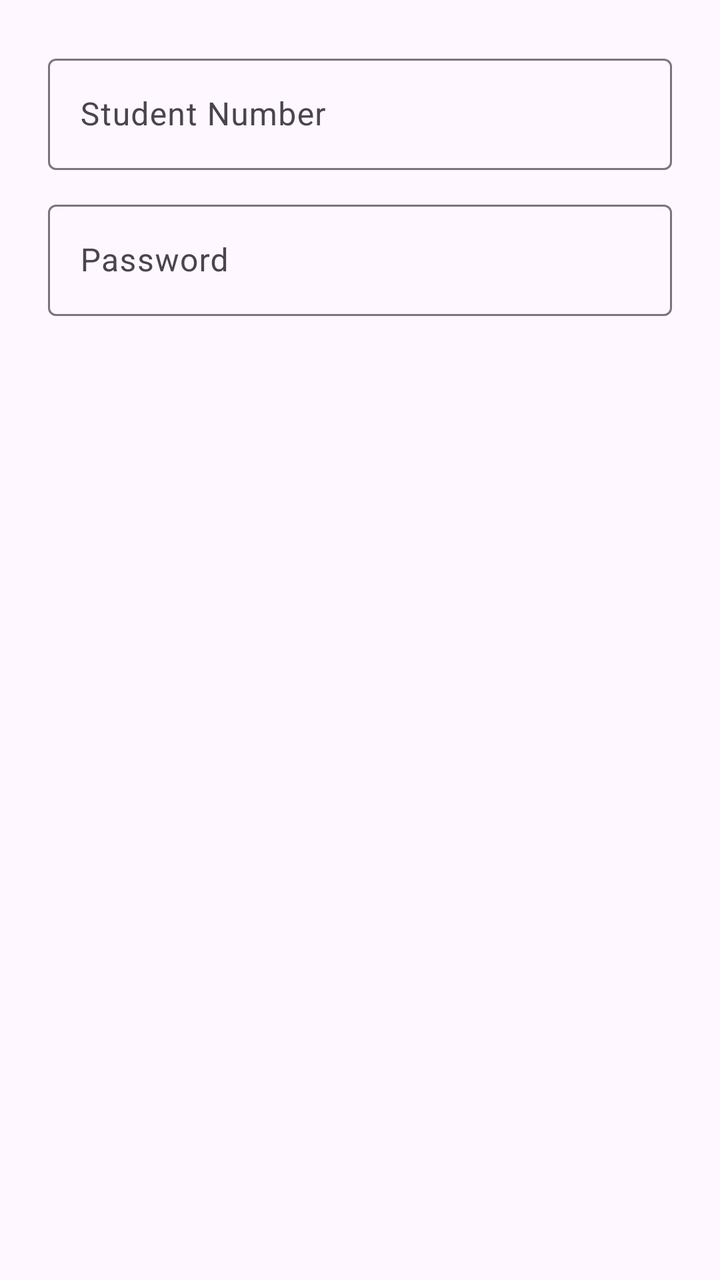
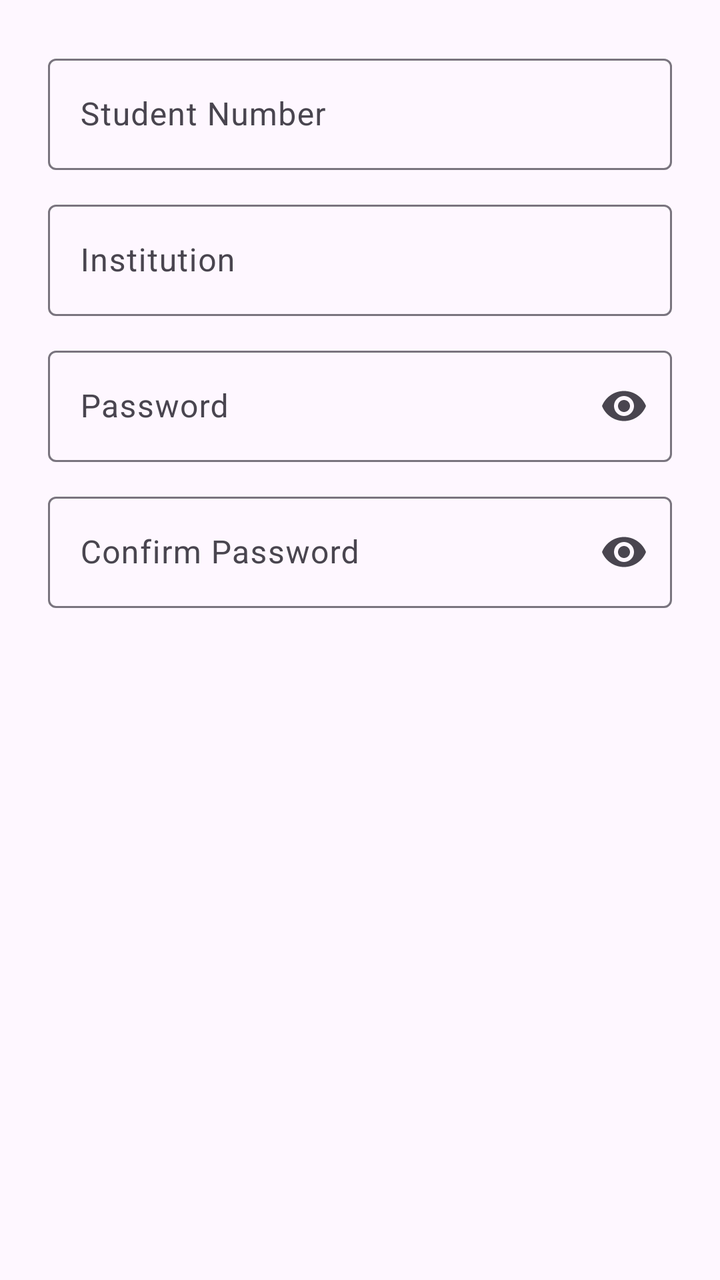

The first picture is an Android layout as it rendered before a commit; the second is the same layout after the commit. The layout source and the unified diff follow.
<!-- AndroidManifest.xml: application theme Theme.CodeBridge -->
<!-- res/layout/dialog_register_student.xml -->
<?xml version="1.0" encoding="utf-8"?>
<LinearLayout xmlns:android="http://schemas.android.com/apk/res/android"
    android:layout_width="match_parent"
    android:layout_height="wrap_content"
    android:orientation="vertical"
    android:padding="24dp">

    <com.google.android.material.textfield.TextInputLayout
        android:layout_width="match_parent"
        android:layout_height="wrap_content"
        android:layout_marginBottom="12dp"
        android:hint="Student Number">
        <com.google.android.material.textfield.TextInputEditText
            android:id="@+id/etRegStudentNumber"
            android:layout_width="match_parent"
            android:layout_height="wrap_content"
            android:inputType="text" />
    </com.google.android.material.textfield.TextInputLayout>

    <com.google.android.material.textfield.TextInputLayout
        android:layout_width="match_parent"
        android:layout_height="wrap_content"
        android:hint="Password">
        <com.google.android.material.textfield.TextInputEditText
            android:id="@+id/etRegPassword"
            android:layout_width="match_parent"
            android:layout_height="wrap_content"
            android:inputType="textPassword" />
    </com.google.android.material.textfield.TextInputLayout>

</LinearLayout>
<!-- resources referenced by this layout -->
<resources>
  <style name="Theme.CodeBridge" parent="Theme.Material3.Light.NoActionBar">
          <item name="colorPrimary">@color/cb_green</item>
          <item name="colorOnPrimary">@color/cb_ink</item>
          <item name="android:statusBarColor">@color/cb_bg</item>
          <item name="android:navigationBarColor">@color/cb_bg</item>
          <item name="android:windowLightStatusBar">true</item>
      </style>
  <color name="cb_green">#6EC20F</color>
  <color name="cb_ink">#121212</color>
  <color name="cb_bg">#FFFFFF</color>
</resources>

<!-- the commit's change to res/layout/dialog_register_student.xml (unified diff, before → after) -->
@@ -20,7 +20,22 @@
     <com.google.android.material.textfield.TextInputLayout
         android:layout_width="match_parent"
         android:layout_height="wrap_content"
-        android:hint="Password">
+        android:layout_marginBottom="12dp"
+        android:hint="Institution">
+        <com.google.android.material.textfield.TextInputEditText
+            android:id="@+id/etRegInstitution"
+            android:layout_width="match_parent"
+            android:layout_height="wrap_content"
+            android:inputType="text" />
+    </com.google.android.material.textfield.TextInputLayout>
+
+    <com.google.android.material.textfield.TextInputLayout
+        android:layout_width="match_parent"
+        android:layout_height="wrap_content"
+        android:layout_marginBottom="12dp"
+        android:hint="Password"
+        app:endIconMode="password_toggle"
+        xmlns:app="http://schemas.android.com/apk/res-auto">
         <com.google.android.material.textfield.TextInputEditText
             android:id="@+id/etRegPassword"
             android:layout_width="match_parent"
@@ -28,4 +43,17 @@
             android:inputType="textPassword" />
     </com.google.android.material.textfield.TextInputLayout>
 
+    <com.google.android.material.textfield.TextInputLayout
+        android:layout_width="match_parent"
+        android:layout_height="wrap_content"
+        android:hint="Confirm Password"
+        app:endIconMode="password_toggle"
+        xmlns:app="http://schemas.android.com/apk/res-auto">
+        <com.google.android.material.textfield.TextInputEditText
+            android:id="@+id/etRegConfirmPassword"
+            android:layout_width="match_parent"
+            android:layout_height="wrap_content"
+            android:inputType="textPassword" />
+    </com.google.android.material.textfield.TextInputLayout>
+
 </LinearLayout>
